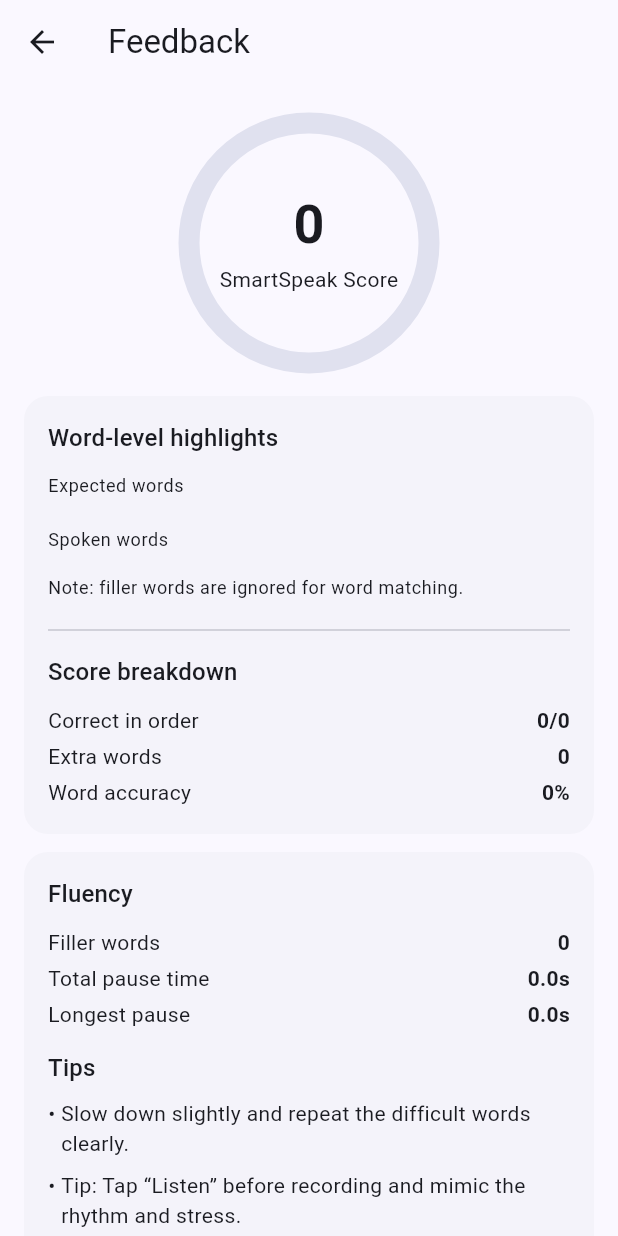
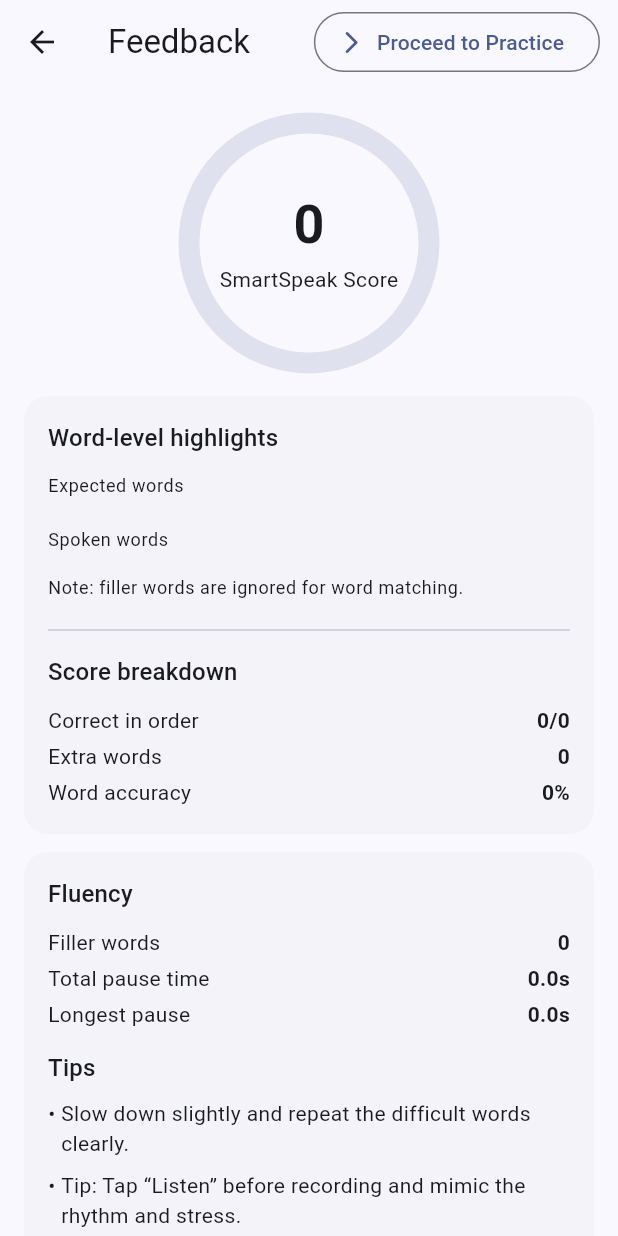
Before and after one commit to veer1e/SpeakSmart.Prototype, a Flutter app: the FeedbackScreen screen opened directly with empty values, on a phone screen of 412 x 824 dp. Run offline on Flutter 3.47's test engine with Material 3 defaults, Android fonts, the light colour scheme and no system bars; our stand-ins replace flutter_tts, permission_handler, shared_preferences, speech_to_text; missing offline and left inert: noise_meter; accounts and stored records are empty.

Commit message:
Added a "Proceed to Practice" button on the Feedback screen, replacing the previous "Home" button. This new button is more intuitive for users to understand that it will take them back to the Practice screen to continue practicing after receiving feedback. The "Try Again" button has been removed for a cleaner interface, as users can simply go back to Practice and retry the same line if they wish.

```diff
--- a/lib/features/feedback/presentation/feedback_screen.dart
+++ b/lib/features/feedback/presentation/feedback_screen.dart
@@ -14,7 +14,18 @@
     final b = result.breakdown;
 
     return Scaffold(
-      appBar: AppBar(title: const Text('Feedback')),
+      appBar: AppBar(
+        title: const Text('Feedback'),
+        actions: [
+          const SizedBox(width: 8),
+          OutlinedButton.icon(
+            onPressed: () => Navigator.pop(context, 'back_to_practice'),
+            icon: const Icon(Icons.arrow_forward_ios_rounded),
+            label: const Text('Proceed to Practice'),
+          ),
+          const SizedBox(width: 12),
+        ],
+      ),
       body: SafeArea(
         child: SingleChildScrollView(
           padding: const EdgeInsets.all(16),
@@ -27,8 +38,6 @@
                   label: 'SmartSpeak Score',
                 ),
               ),
-
-
               const SizedBox(height: 12),
               Card(
                 child: Padding(
@@ -108,10 +117,11 @@
       tips.add('Nice work—try a longer phrase next for a bigger challenge.');
     }
 
-    // Include one actionable pronunciation tip:
     tips.add('Tip: Tap “Listen” before recording and mimic the rhythm and stress.');
 
-    return tips.map((t) => Padding(
+    return tips
+        .map(
+          (t) => Padding(
             padding: const EdgeInsets.only(bottom: 8),
             child: Row(
               crossAxisAlignment: CrossAxisAlignment.start,
@@ -120,6 +130,8 @@
                 Expanded(child: Text(t)),
               ],
             ),
-    )).toList();
+          ),
+        )
+        .toList();
   }
 }
```
Lines whose indentation alone changed are shown as unchanged.
